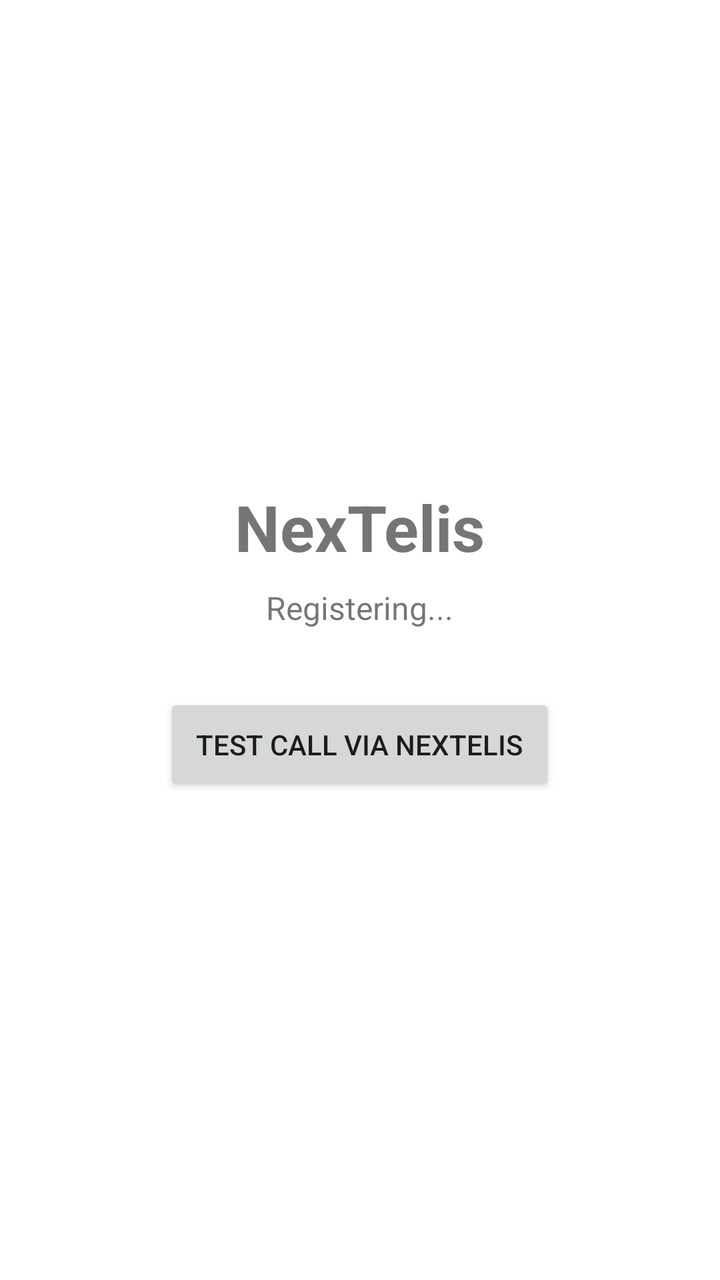
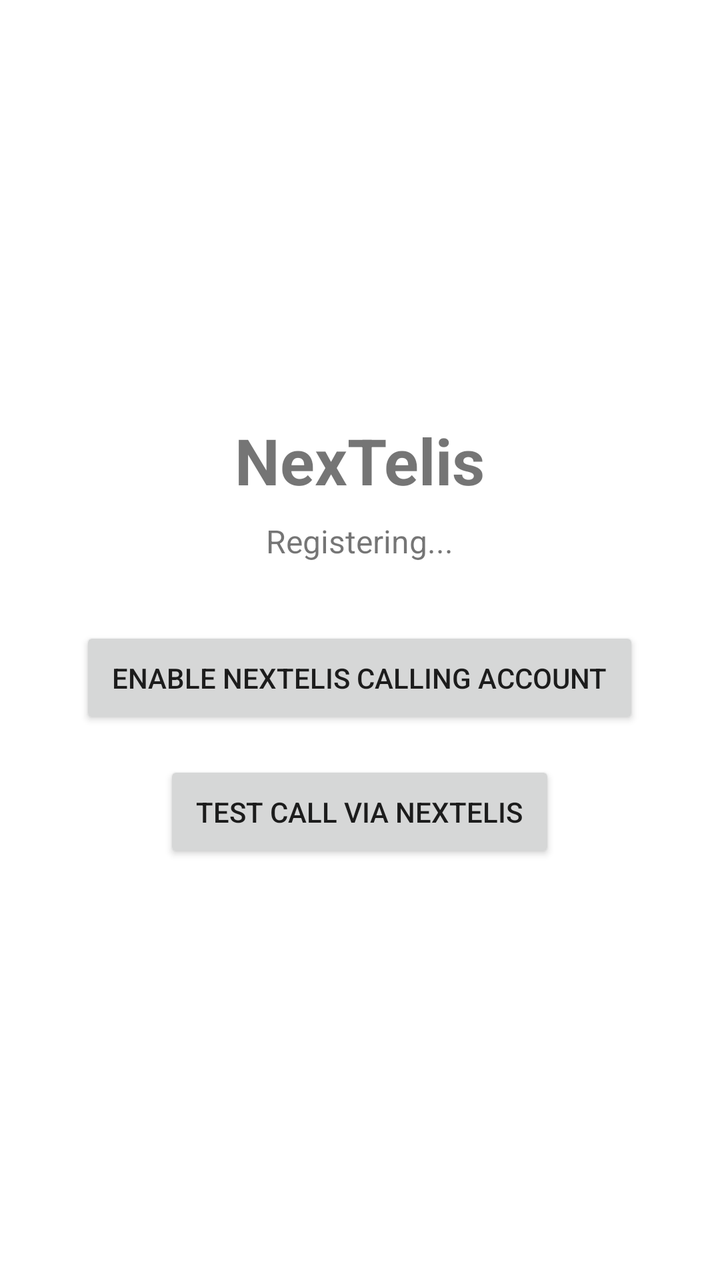

Two renders of the same Android screen: before a commit and after it. Below are the layout's source before the change and the commit's diff.
<!-- AndroidManifest.xml: application theme Theme.NexTelis -->
<!-- res/layout/activity_main.xml -->
<?xml version="1.0" encoding="utf-8"?>
<LinearLayout xmlns:android="http://schemas.android.com/apk/res/android"
    android:layout_width="match_parent"
    android:layout_height="match_parent"
    android:gravity="center"
    android:orientation="vertical"
    android:padding="32dp">

    <TextView
        android:layout_width="wrap_content"
        android:layout_height="wrap_content"
        android:text="NexTelis"
        android:textSize="32sp"
        android:textStyle="bold"
        android:layout_marginBottom="8dp"/>

    <TextView
        android:id="@+id/statusText"
        android:layout_width="wrap_content"
        android:layout_height="wrap_content"
        android:text="Registering..."
        android:textSize="16sp"
        android:gravity="center"
        android:layout_marginBottom="32dp"/>

    <Button
        android:id="@+id/btnTestCall"
        android:layout_width="wrap_content"
        android:layout_height="wrap_content"
        android:text="Test Call via NexTelis"
        android:padding="16dp"/>

</LinearLayout>
<!-- resources referenced by this layout -->
<resources>
  <style name="Theme.NexTelis" parent="Theme.MaterialComponents.DayNight.DarkActionBar">
          
          <item name="colorPrimary">@color/purple_500</item>
          <item name="colorPrimaryVariant">@color/purple_700</item>
          <item name="colorOnPrimary">@color/white</item>
          
          <item name="colorSecondary">@color/teal_200</item>
          <item name="colorSecondaryVariant">@color/teal_700</item>
          <item name="colorOnSecondary">@color/black</item>
          
          <item name="android:statusBarColor">?attr/colorPrimaryVariant</item>
          
      </style>
  <color name="purple_500">#FF6200EE</color>
  <color name="purple_700">#FF3700B3</color>
  <color name="white">#FFFFFFFF</color>
  <color name="teal_200">#FF03DAC5</color>
  <color name="teal_700">#FF018786</color>
  <color name="black">#FF000000</color>
</resources>

<!-- the commit's change to res/layout/activity_main.xml (unified diff, before → after) -->
@@ -24,6 +24,14 @@
         android:layout_marginBottom="32dp"/>
 
     <Button
+        android:id="@+id/btnEnableAccount"
+        android:layout_width="wrap_content"
+        android:layout_height="wrap_content"
+        android:text="Enable NexTelis calling account"
+        android:padding="16dp"
+        android:layout_marginBottom="16dp"/>
+
+    <Button
         android:id="@+id/btnTestCall"
         android:layout_width="wrap_content"
         android:layout_height="wrap_content"
